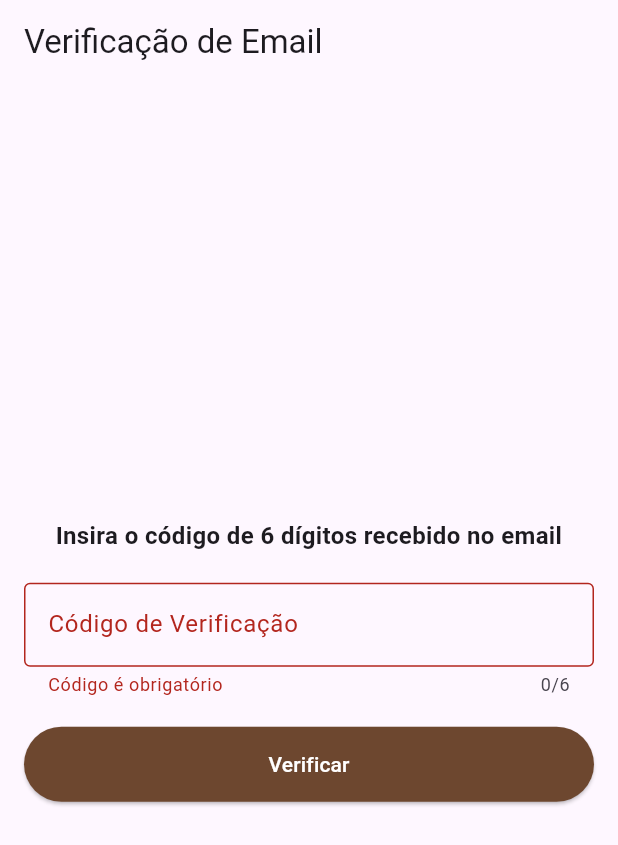
After one commit to EquipeMoovin/Moovin_frontend, a Flutter app: the VerifyEmailScreen screen opened by its route, after a tap on "Verificar", on a phone screen of 412 x 824 dp. The commit adds this screen. Shown: the top 845 px of the screen. Run offline on Flutter 3.47's test engine with Material 3 defaults, Android fonts, the phone set to English and light mode, and no system bars; our stand-ins replace dio, equatable, flutter_bloc, get_it, go_router, shared_preferences; accounts and stored records are empty.

Commit message:
feat: Verify_email_screen.dart UI

```diff
--- a/moovin_mobile/lib/features/auth/presentation/bloc/auth_bloc.dart
+++ b/moovin_mobile/lib/features/auth/presentation/bloc/auth_bloc.dart
@@ -17,6 +17,8 @@ class AuthBloc extends Bloc<AuthEvent, AuthState> {
     on<CheckAuthStatus>(_onCheckAuthStatus);
     on<LoginSubmitted>(_onLoginSubmitted);
     on<RegisterSubmitted>(_onRegisterSubmitted);
+    on<ResendVerificationCode>(_onResendVerificationCode);
+    on<VerifyEmailSubmitted>(_onVerifyEmailSubmitted);
   }
 
   Future<void> _onCheckAuthStatus(
@@ -61,4 +63,26 @@ class AuthBloc extends Bloc<AuthEvent, AuthState> {
       emit(RegisterError(e.toString()));
     }
   }
+
+  Future<void> _onVerifyEmailSubmitted(VerifyEmailSubmitted event, Emitter<AuthState> emit) async {
+    emit(Verifying());
+    try {
+      await _repository.verifyEmail(event.code);
+      emit(const EmailVerified('Email verificado com sucesso!'));
+    } catch (e) {
+      print('Erro na verificação: $e');
+      emit(EmailVerificationError(e.toString()));
+    }
+  }
+  Future<void> _onResendVerificationCode(ResendVerificationCode event, Emitter<AuthState> emit) async {
+    emit(AuthLoading());
+    try {
+      await _repository.resendVerificationCode(event.email);
+      emit(const AuthSuccess('Código reenviado com sucesso!'));
+    } catch (e) {
+      print('Erro ao reenviar código: $e');
+      emit(AuthError(e.toString()));
+    }
+  }
+
 }
--- a/moovin_mobile/lib/features/auth/presentation/bloc/auth_event.dart
+++ b/moovin_mobile/lib/features/auth/presentation/bloc/auth_event.dart
@@ -28,14 +28,12 @@ class RegisterSubmitted extends AuthEvent {
 
 class VerifyEmailSubmitted extends AuthEvent {
   final String code;
-  final String email;
 
-  const VerifyEmailSubmitted(this.code, {required this.email});
+  const VerifyEmailSubmitted(this.code);
 
   @override
-  List<Object> get props => [code, email];
+  List<Object> get props => [code];
 }
-
 class ResendVerificationCode extends AuthEvent {
   final String email;
 
@@ -45,4 +43,5 @@ class ResendVerificationCode extends AuthEvent {
   List<Object> get props => [email];
 }
 
+
 class CheckAuthStatus extends AuthEvent {}
--- a/moovin_mobile/lib/features/auth/presentation/bloc/auth_state.dart
+++ b/moovin_mobile/lib/features/auth/presentation/bloc/auth_state.dart
@@ -19,6 +19,14 @@ class AuthAuthenticated extends AuthState {
 
   @override
   List<Object> get props => [user];
+}
+class AuthSuccess extends AuthState {
+  final String message;
+
+  const AuthSuccess(this.message);
+
+  @override
+  List<Object> get props => [message];
 }
 
 class AuthError extends AuthState {
@@ -46,6 +54,7 @@ class RegisterError extends AuthState {
   List<Object> get props => [message];
 }
 
+// Estados para verificação de e-mail
 class Verifying extends AuthState {
   @override
   List<Object> get props => [];
--- a/moovin_mobile/lib/features/auth/presentation/screens/register_screen.dart
+++ b/moovin_mobile/lib/features/auth/presentation/screens/register_screen.dart
@@ -30,6 +30,7 @@ class _RegisterScreenState extends State<RegisterScreen> {
             ScaffoldMessenger.of(context).showSnackBar(
               SnackBar(content: Text(state.message)),
             );
+
             Future.delayed(const Duration(seconds: 2), () {
               MyApp.router.go('/verify');
             });
--- /dev/null
+++ b/moovin_mobile/lib/features/auth/presentation/screens/verify_email_screen.dart
@@ -0,0 +1,110 @@
+import 'package:flutter/material.dart';
+import 'package:flutter_bloc/flutter_bloc.dart';
+import '../../../../core/injection.dart';
+import '../bloc/auth_bloc.dart';
+import '../bloc/auth_event.dart';
+import '../bloc/auth_state.dart';
+import '/../app.dart'; // Para MyApp.router
+
+class VerifyEmailScreen extends StatefulWidget {
+  const VerifyEmailScreen({super.key});
+
+  @override
+  State<VerifyEmailScreen> createState() => _VerifyEmailScreenState();
+}
+
+class _VerifyEmailScreenState extends State<VerifyEmailScreen> {
+  final _codeController = TextEditingController();
+  final _formKey = GlobalKey<FormState>();
+
+  @override
+  void dispose() {
+    _codeController.dispose();
+    super.dispose();
+  }
+
+  @override
+  Widget build(BuildContext context) {
+    return Scaffold(
+      appBar: AppBar(
+        title: const Text('Verificação de Email'),
+      ),
+      body: BlocListener<AuthBloc, AuthState>(
+        listener: (context, state) {
+          if (state is EmailVerified) {
+            ScaffoldMessenger.of(context).showSnackBar(
+              const SnackBar(content: Text('Verificação concluída! Redirecionando...')),
+            );
+            Future.delayed(const Duration(seconds: 2), () {
+              if (context.mounted) {
+                MyApp.router.go('/dashboard');
+              }
+            });
+          } else if (state is EmailVerificationError) {
+            // Erro na verificação, exibe SnackBar
+            ScaffoldMessenger.of(context).showSnackBar(
+              SnackBar(content: Text(state.message)),
+            );
+          }
+        },
+        child: BlocBuilder<AuthBloc, AuthState>(
+          builder: (context, state) {
+            return Padding(
+              padding: const EdgeInsets.all(16.0),
+              child: Form(
+                key: _formKey,
+                child: Column(
+                  mainAxisAlignment: MainAxisAlignment.center,
+                  children: [
+                    const Text(
+                      'Insira o código de 6 dígitos recebido no email',
+                      style: TextStyle(fontSize: 16, fontWeight: FontWeight.bold),
+                      textAlign: TextAlign.center,
+                    ),
+                    const SizedBox(height: 20),
+                    TextFormField(
+                      controller: _codeController,
+                      decoration: const InputDecoration(
+                        labelText: 'Código de Verificação',
+                        border: OutlineInputBorder(),
+                      ),
+                      keyboardType: TextInputType.number,
+                      maxLength: 6,
+                      validator: (value) {
+                        if (value == null || value.isEmpty) {
+                          return 'Código é obrigatório';
+                        }
+                        if (value.length != 6) {
+                          return 'Código deve ter 6 dígitos';
+                        }
+                        return null;
+                      },
+                    ),
+                    const SizedBox(height: 20),
+                    state is Verifying
+                        ? const CircularProgressIndicator()
+                        : ElevatedButton(
+                            onPressed: () {
+                              if (_formKey.currentState?.validate() ?? false) {
+                                context.read<AuthBloc>().add(
+                                      VerifyEmailSubmitted(_codeController.text.trim()),
+                                    );
+                              }
+                            },
+                            style: ElevatedButton.styleFrom(
+                              backgroundColor: const Color(0xFF6D472F), // Cor do botão
+                              foregroundColor: Colors.white, // Cor do texto
+                              minimumSize: const Size(double.infinity, 50),
+                            ),
+                            child: const Text('Verificar'),
+                          ),
+                  ],
+                ),
+              ),
+            );
+          },
+        ),
+      ),
+    );
+  }
+}
```
Also changed, not shown: moovin_mobile/lib/features/auth/data/repositories/auth_repository.dart (+25 -13 lines), moovin_mobile/lib/features/auth/data/services/auth_service.dart (+27 -16 lines).
